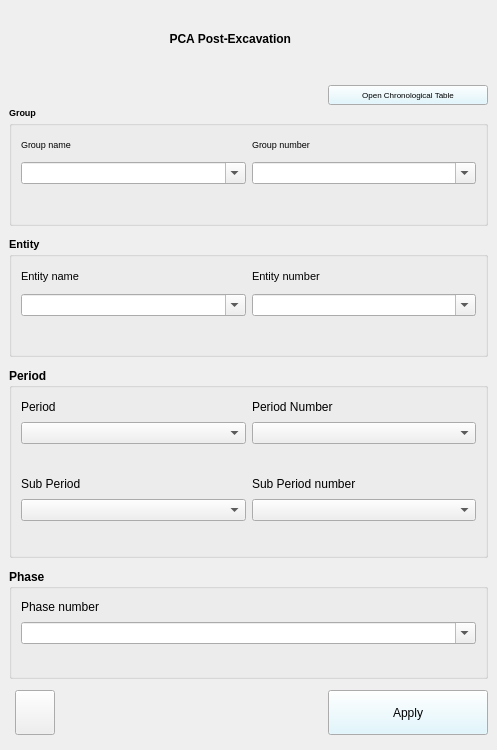
Old version of the form PCA_PostExcavation/PCA_post_excavation_dockwidget_base.ui in the repository PCA-Geodata/PCA-PostExcavation-QGIS-Plugin.
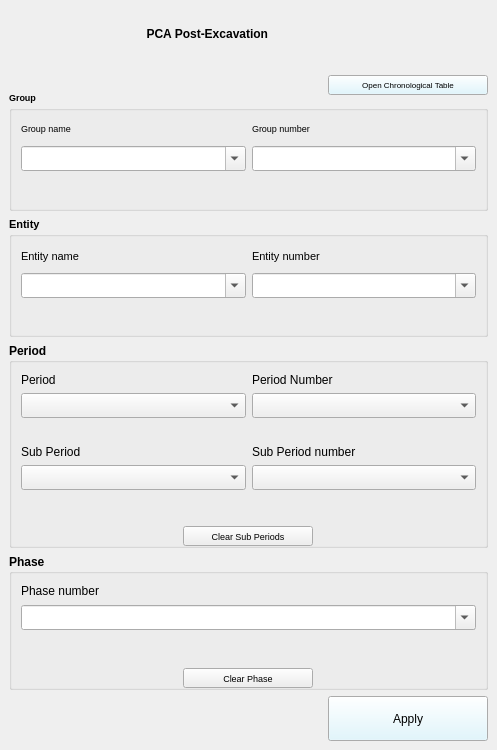
New version of the form. Icons and pictures are not drawn.

```diff
--- a/PCA_PostExcavation/PCA_post_excavation_dockwidget_base.ui
+++ b/PCA_PostExcavation/PCA_post_excavation_dockwidget_base.ui
@@ -10,7 +10,7 @@
     <x>0</x>
     <y>0</y>
     <width>497</width>
-    <height>750</height>
+    <height>772</height>
    </rect>
   </property>
   <property name="sizePolicy">
@@ -22,7 +22,7 @@
   <property name="minimumSize">
    <size>
     <width>497</width>
-    <height>600</height>
+    <height>718</height>
    </size>
   </property>
   <property name="maximumSize">
@@ -48,285 +48,20 @@
     <property name="sizeConstraint">
      <enum>QLayout::SetDefaultConstraint</enum>
     </property>
-    <item row="2" column="4">
-     <widget class="QPushButton" name="open_pdf_pushButton">
-      <property name="minimumSize">
+    <item row="7" column="2">
+     <spacer name="horizontalSpacer_3">
+      <property name="orientation">
+       <enum>Qt::Horizontal</enum>
+      </property>
+      <property name="sizeHint" stdset="0">
        <size>
-        <width>160</width>
+        <width>40</width>
         <height>20</height>
        </size>
       </property>
-      <property name="maximumSize">
-       <size>
-        <width>100000</width>
-        <height>0</height>
-       </size>
-      </property>
-      <property name="palette">
-       <palette>
-        <active>
-         <colorrole role="Button">
-          <brush brushstyle="SolidPattern">
-           <color alpha="255">
-            <red>217</red>
-            <green>246</green>
-            <blue>255</blue>
-           </color>
-          </brush>
-         </colorrole>
-        </active>
-        <inactive>
-         <colorrole role="Button">
-          <brush brushstyle="SolidPattern">
-           <color alpha="255">
-            <red>217</red>
-            <green>246</green>
-            <blue>255</blue>
-           </color>
-          </brush>
-         </colorrole>
-        </inactive>
-        <disabled>
-         <colorrole role="Button">
-          <brush brushstyle="SolidPattern">
-           <color alpha="255">
-            <red>217</red>
-            <green>246</green>
-            <blue>255</blue>
-           </color>
-          </brush>
-         </colorrole>
-        </disabled>
-       </palette>
-      </property>
-      <property name="font">
-       <font>
-        <pointsize>6</pointsize>
-        <weight>50</weight>
-        <bold>false</bold>
-       </font>
-      </property>
-      <property name="layoutDirection">
-       <enum>Qt::LeftToRight</enum>
-      </property>
-      <property name="autoFillBackground">
-       <bool>false</bool>
-      </property>
-      <property name="text">
-       <string>Open Chronological Table</string>
-      </property>
-     </widget>
+     </spacer>
     </item>
-    <item row="1" column="2">
-     <widget class="QLabel" name="label">
-      <property name="maximumSize">
-       <size>
-        <width>50</width>
-        <height>50</height>
-       </size>
-      </property>
-      <property name="text">
-       <string/>
-      </property>
-      <property name="pixmap">
-       <pixmap>icons/pca_logo_icon.png</pixmap>
-      </property>
-      <property name="scaledContents">
-       <bool>true</bool>
-      </property>
-     </widget>
-    </item>
-    <item row="4" column="0" colspan="5">
-     <widget class="QGroupBox" name="groupBox">
-      <property name="sizePolicy">
-       <sizepolicy hsizetype="Preferred" vsizetype="Minimum">
-        <horstretch>0</horstretch>
-        <verstretch>0</verstretch>
-       </sizepolicy>
-      </property>
-      <property name="maximumSize">
-       <size>
-        <width>16777215</width>
-        <height>120</height>
-       </size>
-      </property>
-      <property name="font">
-       <font>
-        <pointsize>8</pointsize>
-        <weight>75</weight>
-        <bold>true</bold>
-       </font>
-      </property>
-      <property name="title">
-       <string>Entity</string>
-      </property>
-      <layout class="QGridLayout" name="gridLayout_7">
-       <item row="1" column="1">
-        <widget class="QComboBox" name="entity_number_comboBox_2">
-         <property name="maximumSize">
-          <size>
-           <width>1241234</width>
-           <height>16777215</height>
-          </size>
-         </property>
-         <property name="font">
-          <font>
-           <pointsize>8</pointsize>
-           <weight>50</weight>
-           <bold>false</bold>
-          </font>
-         </property>
-         <property name="editable">
-          <bool>true</bool>
-         </property>
-        </widget>
-       </item>
-       <item row="2" column="0" colspan="2">
-        <widget class="QLabel" name="multientity_label">
-         <property name="font">
-          <font>
-           <pointsize>6</pointsize>
-           <weight>50</weight>
-           <italic>true</italic>
-           <bold>false</bold>
-          </font>
-         </property>
-         <property name="text">
-          <string/>
-         </property>
-         <property name="wordWrap">
-          <bool>true</bool>
-         </property>
-        </widget>
-       </item>
-       <item row="1" column="0">
-        <widget class="QComboBox" name="entity_name_comboBox_2">
-         <property name="font">
-          <font>
-           <pointsize>8</pointsize>
-           <weight>50</weight>
-           <bold>false</bold>
-          </font>
-         </property>
-         <property name="editable">
-          <bool>true</bool>
-         </property>
-         <property name="placeholderText">
-          <string/>
-         </property>
-        </widget>
-       </item>
-       <item row="0" column="1">
-        <widget class="QLabel" name="label_19">
-         <property name="font">
-          <font>
-           <pointsize>8</pointsize>
-           <weight>50</weight>
-           <bold>false</bold>
-          </font>
-         </property>
-         <property name="text">
-          <string>Entity number</string>
-         </property>
-        </widget>
-       </item>
-       <item row="0" column="0">
-        <widget class="QLabel" name="label_18">
-         <property name="font">
-          <font>
-           <pointsize>8</pointsize>
-           <weight>50</weight>
-           <bold>false</bold>
-          </font>
-         </property>
-         <property name="text">
-          <string>Entity name</string>
-         </property>
-        </widget>
-       </item>
-      </layout>
-     </widget>
-    </item>
-    <item row="7" column="4">
-     <widget class="QPushButton" name="apply_attribute_pushButton">
-      <property name="sizePolicy">
-       <sizepolicy hsizetype="Preferred" vsizetype="Fixed">
-        <horstretch>0</horstretch>
-        <verstretch>0</verstretch>
-       </sizepolicy>
-      </property>
-      <property name="minimumSize">
-       <size>
-        <width>130</width>
-        <height>45</height>
-       </size>
-      </property>
-      <property name="maximumSize">
-       <size>
-        <width>100000</width>
-        <height>45</height>
-       </size>
-      </property>
-      <property name="palette">
-       <palette>
-        <active>
-         <colorrole role="Button">
-          <brush brushstyle="SolidPattern">
-           <color alpha="255">
-            <red>217</red>
-            <green>246</green>
-            <blue>255</blue>
-           </color>
-          </brush>
-         </colorrole>
-        </active>
-        <inactive>
-         <colorrole role="Button">
-          <brush brushstyle="SolidPattern">
-           <color alpha="255">
-            <red>217</red>
-            <green>246</green>
-            <blue>255</blue>
-           </color>
-          </brush>
-         </colorrole>
-        </inactive>
-        <disabled>
-         <colorrole role="Button">
-          <brush brushstyle="SolidPattern">
-           <color alpha="255">
-            <red>217</red>
-            <green>246</green>
-            <blue>255</blue>
-           </color>
-          </brush>
-         </colorrole>
-        </disabled>
-       </palette>
-      </property>
-      <property name="font">
-       <font>
-        <pointsize>9</pointsize>
-       </font>
-      </property>
-      <property name="toolTip">
-       <string>To activate the Apply button, at least one feature must be selected.</string>
-      </property>
-      <property name="layoutDirection">
-       <enum>Qt::LeftToRight</enum>
-      </property>
-      <property name="autoFillBackground">
-       <bool>false</bool>
-      </property>
-      <property name="styleSheet">
-       <string notr="true"/>
-      </property>
-      <property name="text">
-       <string>Apply</string>
-      </property>
-     </widget>
-    </item>
-    <item row="5" column="0" colspan="5">
+    <item row="5" column="0" colspan="4">
      <widget class="QGroupBox" name="groupBox_2">
       <property name="sizePolicy">
        <sizepolicy hsizetype="Preferred" vsizetype="Minimum">
@@ -337,7 +72,7 @@
       <property name="maximumSize">
        <size>
         <width>16777215</width>
-        <height>190</height>
+        <height>205</height>
        </size>
       </property>
       <property name="font">
@@ -350,32 +85,6 @@
        <string>Period</string>
       </property>
       <layout class="QGridLayout" name="gridLayout_8">
-       <item row="4" column="0">
-        <widget class="QComboBox" name="sub_period_comboBox_2">
-         <property name="font">
-          <font>
-           <weight>50</weight>
-           <bold>false</bold>
-          </font>
-         </property>
-        </widget>
-       </item>
-       <item row="1" column="0">
-        <widget class="QComboBox" name="period_comboBox_2">
-         <property name="font">
-          <font>
-           <weight>50</weight>
-           <bold>false</bold>
-          </font>
-         </property>
-         <property name="editable">
-          <bool>false</bool>
-         </property>
-         <property name="placeholderText">
-          <string/>
-         </property>
-        </widget>
-       </item>
        <item row="3" column="1">
         <widget class="QLabel" name="label_24">
          <property name="font">
@@ -389,8 +98,62 @@
          </property>
         </widget>
        </item>
+       <item row="1" column="1">
+        <widget class="QComboBox" name="period_number_comboBox_2">
+         <property name="minimumSize">
+          <size>
+           <width>0</width>
+           <height>25</height>
+          </size>
+         </property>
+         <property name="maximumSize">
+          <size>
+           <width>16777215</width>
+           <height>16777215</height>
+          </size>
+         </property>
+         <property name="font">
+          <font>
+           <weight>50</weight>
+           <bold>false</bold>
+          </font>
+         </property>
+        </widget>
+       </item>
+       <item row="3" column="0">
+        <widget class="QLabel" name="label_23">
+         <property name="font">
+          <font>
+           <weight>50</weight>
+           <bold>false</bold>
+          </font>
+         </property>
+         <property name="text">
+          <string>Sub Period</string>
+         </property>
+        </widget>
+       </item>
+       <item row="0" column="1">
+        <widget class="QLabel" name="label_22">
+         <property name="font">
+          <font>
+           <weight>50</weight>
+           <bold>false</bold>
+          </font>
+         </property>
+         <property name="text">
+          <string>Period Number</string>
+         </property>
+        </widget>
+       </item>
        <item row="4" column="1">
         <widget class="QComboBox" name="subperiod_number_comboBox_2">
+         <property name="minimumSize">
+          <size>
+           <width>0</width>
+           <height>25</height>
+          </size>
+         </property>
          <property name="maximumSize">
           <size>
            <width>16777215</width>
@@ -423,16 +186,73 @@
          </property>
         </widget>
        </item>
-       <item row="0" column="1">
-        <widget class="QLabel" name="label_22">
+       <item row="10" column="0" colspan="2" alignment="Qt::AlignHCenter">
+        <widget class="QPushButton" name="clear_subperiod_pushButton">
+         <property name="minimumSize">
+          <size>
+           <width>130</width>
+           <height>20</height>
+          </size>
+         </property>
+         <property name="maximumSize">
+          <size>
+           <width>170</width>
+           <height>0</height>
+          </size>
+         </property>
          <property name="font">
           <font>
+           <pointsize>7</pointsize>
            <weight>50</weight>
            <bold>false</bold>
           </font>
          </property>
          <property name="text">
-          <string>Period Number</string>
+          <string>Clear Sub Periods</string>
+         </property>
+        </widget>
+       </item>
+       <item row="1" column="0">
+        <widget class="QComboBox" name="period_comboBox_2">
+         <property name="minimumSize">
+          <size>
+           <width>0</width>
+           <height>25</height>
+          </size>
+         </property>
+         <property name="font">
+          <font>
+           <weight>50</weight>
+           <bold>false</bold>
+          </font>
+         </property>
+         <property name="editable">
+          <bool>false</bool>
+         </property>
+         <property name="placeholderText">
+          <string/>
+         </property>
+        </widget>
+       </item>
+       <item row="4" column="0">
+        <widget class="QComboBox" name="sub_period_comboBox_2">
+         <property name="minimumSize">
+          <size>
+           <width>0</width>
+           <height>25</height>
+          </size>
+         </property>
+         <property name="font">
+          <font>
+           <weight>50</weight>
+           <bold>false</bold>
+          </font>
+         </property>
+         <property name="editable">
+          <bool>false</bool>
+         </property>
+         <property name="placeholderText">
+          <string/>
          </property>
         </widget>
        </item>
@@ -449,23 +269,7 @@
          </property>
         </widget>
        </item>
-       <item row="1" column="1">
-        <widget class="QComboBox" name="period_number_comboBox_2">
-         <property name="maximumSize">
-          <size>
-           <width>16777215</width>
-           <height>16777215</height>
-          </size>
-         </property>
-         <property name="font">
-          <font>
-           <weight>50</weight>
-           <bold>false</bold>
-          </font>
-         </property>
-        </widget>
-       </item>
-       <item row="5" column="0" colspan="2">
+       <item row="9" column="0" colspan="2">
         <widget class="QLabel" name="multisubperiod_label">
          <property name="font">
           <font>
@@ -483,37 +287,112 @@
          </property>
         </widget>
        </item>
-       <item row="3" column="0">
-        <widget class="QLabel" name="label_23">
-         <property name="font">
-          <font>
-           <weight>50</weight>
-           <bold>false</bold>
-          </font>
-         </property>
-         <property name="text">
-          <string>Sub Period</string>
-         </property>
-        </widget>
+       <item row="11" column="0">
+        <layout class="QHBoxLayout" name="horizontalLayout"/>
        </item>
       </layout>
      </widget>
     </item>
-    <item row="2" column="3">
-     <spacer name="horizontalSpacer">
-      <property name="orientation">
-       <enum>Qt::Horizontal</enum>
+    <item row="7" column="3">
+     <widget class="QPushButton" name="apply_attribute_pushButton">
+      <property name="sizePolicy">
+       <sizepolicy hsizetype="Preferred" vsizetype="Fixed">
+        <horstretch>0</horstretch>
+        <verstretch>0</verstretch>
+       </sizepolicy>
       </property>
-      <property name="sizeHint" stdset="0">
+      <property name="minimumSize">
        <size>
-        <width>40</width>
-        <height>20</height>
+        <width>130</width>
+        <height>45</height>
        </size>
       </property>
-     </spacer>
+      <property name="maximumSize">
+       <size>
+        <width>100000</width>
+        <height>45</height>
+       </size>
+      </property>
+      <property name="palette">
+       <palette>
+        <active>
+         <colorrole role="Button">
+          <brush brushstyle="SolidPattern">
+           <color alpha="255">
+            <red>217</red>
+            <green>246</green>
+            <blue>255</blue>
+           </color>
+          </brush>
+         </colorrole>
+        </active>
+        <inactive>
+         <colorrole role="Button">
+          <brush brushstyle="SolidPattern">
+           <color alpha="255">
+            <red>217</red>
+            <green>246</green>
+            <blue>255</blue>
+           </color>
+          </brush>
+         </colorrole>
+        </inactive>
+        <disabled>
+         <colorrole role="Button">
+          <brush brushstyle="SolidPattern">
+           <color alpha="255">
+            <red>217</red>
+            <green>246</green>
+            <blue>255</blue>
+           </color>
+          </brush>
+         </colorrole>
+        </disabled>
+       </palette>
+      </property>
+      <property name="font">
+       <font>
+        <pointsize>9</pointsize>
+       </font>
+      </property>
+      <property name="toolTip">
+       <string>To activate the Apply button, at least one feature must be selected.</string>
+      </property>
+      <property name="layoutDirection">
+       <enum>Qt::LeftToRight</enum>
+      </property>
+      <property name="autoFillBackground">
+       <bool>false</bool>
+      </property>
+      <property name="styleSheet">
+       <string notr="true"/>
+      </property>
+      <property name="text">
+       <string>Apply</string>
+      </property>
+     </widget>
     </item>
-    <item row="6" column="0" colspan="5">
-     <widget class="QGroupBox" name="groupBox_3">
+    <item row="1" column="3" alignment="Qt::AlignRight">
+     <widget class="QLabel" name="label_2">
+      <property name="maximumSize">
+       <size>
+        <width>50</width>
+        <height>50</height>
+       </size>
+      </property>
+      <property name="text">
+       <string/>
+      </property>
+      <property name="pixmap">
+       <pixmap>icons/pca_logo_icon.png</pixmap>
+      </property>
+      <property name="scaledContents">
+       <bool>true</bool>
+      </property>
+     </widget>
+    </item>
+    <item row="4" column="0" colspan="4">
+     <widget class="QGroupBox" name="groupBox">
       <property name="sizePolicy">
        <sizepolicy hsizetype="Preferred" vsizetype="Minimum">
         <horstretch>0</horstretch>
@@ -523,56 +402,48 @@
       <property name="maximumSize">
        <size>
         <width>16777215</width>
-        <height>110</height>
+        <height>120</height>
        </size>
       </property>
       <property name="font">
        <font>
+        <pointsize>8</pointsize>
         <weight>75</weight>
         <bold>true</bold>
        </font>
       </property>
       <property name="title">
-       <string>Phase</string>
+       <string>Entity</string>
       </property>
-      <layout class="QVBoxLayout" name="verticalLayout">
-       <item>
-        <widget class="QLabel" name="label_26">
-         <property name="font">
-          <font>
-           <weight>50</weight>
-           <bold>false</bold>
-          </font>
+      <layout class="QGridLayout" name="gridLayout_7">
+       <item row="1" column="1">
+        <widget class="QComboBox" name="entity_number_comboBox_2">
+         <property name="minimumSize">
+          <size>
+           <width>0</width>
+           <height>25</height>
+          </size>
          </property>
-         <property name="text">
-          <string>Phase number</string>
-         </property>
-        </widget>
-       </item>
-       <item>
-        <widget class="QComboBox" name="phase_comboBox_2">
          <property name="maximumSize">
           <size>
-           <width>13224213</width>
+           <width>1241234</width>
            <height>16777215</height>
           </size>
          </property>
          <property name="font">
           <font>
+           <pointsize>8</pointsize>
            <weight>50</weight>
            <bold>false</bold>
           </font>
          </property>
-         <property name="styleSheet">
-          <string notr="true"/>
-         </property>
          <property name="editable">
           <bool>true</bool>
          </property>
         </widget>
        </item>
-       <item>
-        <widget class="QLabel" name="multiphase_label">
+       <item row="2" column="0" colspan="2">
+        <widget class="QLabel" name="multientity_label">
          <property name="font">
           <font>
            <pointsize>6</pointsize>
@@ -589,10 +460,75 @@
          </property>
         </widget>
        </item>
+       <item row="1" column="0">
+        <widget class="QComboBox" name="entity_name_comboBox_2">
+         <property name="minimumSize">
+          <size>
+           <width>0</width>
+           <height>25</height>
+          </size>
+         </property>
+         <property name="font">
+          <font>
+           <pointsize>8</pointsize>
+           <weight>50</weight>
+           <bold>false</bold>
+          </font>
+         </property>
+         <property name="editable">
+          <bool>true</bool>
+         </property>
+         <property name="placeholderText">
+          <string/>
+         </property>
+        </widget>
+       </item>
+       <item row="0" column="1">
+        <widget class="QLabel" name="label_19">
+         <property name="font">
+          <font>
+           <pointsize>8</pointsize>
+           <weight>50</weight>
+           <bold>false</bold>
+          </font>
+         </property>
+         <property name="text">
+          <string>Entity number</string>
+         </property>
+        </widget>
+       </item>
+       <item row="0" column="0">
+        <widget class="QLabel" name="label_18">
+         <property name="font">
+          <font>
+           <pointsize>8</pointsize>
+           <weight>50</weight>
+           <bold>false</bold>
+          </font>
+         </property>
+         <property name="text">
+          <string>Entity name</string>
+         </property>
+        </widget>
+       </item>
       </layout>
      </widget>
     </item>
-    <item row="3" column="0" colspan="5">
+    <item row="1" column="2" alignment="Qt::AlignHCenter">
+     <widget class="QLabel" name="label_3">
+      <property name="font">
+       <font>
+        <pointsize>9</pointsize>
+        <weight>75</weight>
+        <bold>true</bold>
+       </font>
+      </property>
+      <property name="text">
+       <string>                    PCA Post-Excavation</string>
+      </property>
+     </widget>
+    </item>
+    <item row="3" column="0" colspan="4">
      <widget class="QGroupBox" name="Group_box_4">
       <property name="enabled">
        <bool>true</bool>
@@ -645,6 +581,12 @@
        </item>
        <item row="2" column="1">
         <widget class="QComboBox" name="group_number_comboBox_2">
+         <property name="minimumSize">
+          <size>
+           <width>0</width>
+           <height>25</height>
+          </size>
+         </property>
          <property name="maximumSize">
           <size>
            <width>12312312</width>
@@ -682,6 +624,12 @@
        </item>
        <item row="2" column="0">
         <widget class="QComboBox" name="group_name_comboBox_2">
+         <property name="minimumSize">
+          <size>
+           <width>0</width>
+           <height>25</height>
+          </size>
+         </property>
          <property name="font">
           <font>
            <pointsize>7</pointsize>
@@ -721,21 +669,77 @@
       </layout>
      </widget>
     </item>
-    <item row="7" column="3">
-     <spacer name="horizontalSpacer_3">
-      <property name="orientation">
-       <enum>Qt::Horizontal</enum>
-      </property>
-      <property name="sizeHint" stdset="0">
+    <item row="2" column="3">
+     <widget class="QPushButton" name="open_pdf_pushButton">
+      <property name="minimumSize">
        <size>
-        <width>40</width>
+        <width>160</width>
         <height>20</height>
        </size>
       </property>
-     </spacer>
+      <property name="maximumSize">
+       <size>
+        <width>100000</width>
+        <height>0</height>
+       </size>
+      </property>
+      <property name="palette">
+       <palette>
+        <active>
+         <colorrole role="Button">
+          <brush brushstyle="SolidPattern">
+           <color alpha="255">
+            <red>217</red>
+            <green>246</green>
+            <blue>255</blue>
+           </color>
+          </brush>
+         </colorrole>
+        </active>
+        <inactive>
+         <colorrole role="Button">
+          <brush brushstyle="SolidPattern">
+           <color alpha="255">
+            <red>217</red>
+            <green>246</green>
+            <blue>255</blue>
+           </color>
+          </brush>
+         </colorrole>
+        </inactive>
+        <disabled>
+         <colorrole role="Button">
+          <brush brushstyle="SolidPattern">
+           <color alpha="255">
+            <red>217</red>
+            <green>246</green>
+            <blue>255</blue>
+           </color>
+          </brush>
+         </colorrole>
+        </disabled>
+       </palette>
+      </property>
+      <property name="font">
+       <font>
+        <pointsize>6</pointsize>
+        <weight>50</weight>
+        <bold>false</bold>
+       </font>
+      </property>
+      <property name="layoutDirection">
+       <enum>Qt::LeftToRight</enum>
+      </property>
+      <property name="autoFillBackground">
+       <bool>false</bool>
+      </property>
+      <property name="text">
+       <string>Open Chronological Table</string>
+      </property>
+     </widget>
     </item>
-    <item row="1" column="4" alignment="Qt::AlignRight">
-     <widget class="QLabel" name="label_2">
+    <item row="1" column="1">
+     <widget class="QLabel" name="label">
       <property name="maximumSize">
        <size>
         <width>50</width>
@@ -753,41 +757,132 @@
       </property>
      </widget>
     </item>
-    <item row="1" column="3" alignment="Qt::AlignHCenter">
-     <widget class="QLabel" name="label_3">
+    <item row="2" column="2">
+     <spacer name="horizontalSpacer">
+      <property name="orientation">
+       <enum>Qt::Horizontal</enum>
+      </property>
+      <property name="sizeHint" stdset="0">
+       <size>
+        <width>40</width>
+        <height>20</height>
+       </size>
+      </property>
+     </spacer>
+    </item>
+    <item row="6" column="0" colspan="4">
+     <widget class="QGroupBox" name="groupBox_3">
+      <property name="sizePolicy">
+       <sizepolicy hsizetype="Preferred" vsizetype="Minimum">
+        <horstretch>0</horstretch>
+        <verstretch>0</verstretch>
+       </sizepolicy>
+      </property>
+      <property name="maximumSize">
+       <size>
+        <width>16777215</width>
+        <height>136</height>
+       </size>
+      </property>
       <property name="font">
        <font>
-        <pointsize>9</pointsize>
         <weight>75</weight>
         <bold>true</bold>
        </font>
       </property>
-      <property name="text">
-       <string>                    PCA Post-Excavation</string>
+      <property name="title">
+       <string>Phase</string>
       </property>
-     </widget>
-    </item>
-    <item row="7" column="1">
-     <widget class="QPushButton" name="backup_pushButton">
-      <property name="maximumSize">
-       <size>
-        <width>45</width>
-        <height>45</height>
-       </size>
-      </property>
-      <property name="text">
-       <string/>
-      </property>
-      <property name="icon">
-       <iconset>
-        <normaloff>icons/backup_icon.png</normaloff>icons/backup_icon.png</iconset>
-      </property>
-      <property name="iconSize">
-       <size>
-        <width>25</width>
-        <height>25</height>
-       </size>
-      </property>
+      <layout class="QVBoxLayout" name="verticalLayout">
+       <item>
+        <widget class="QLabel" name="label_26">
+         <property name="font">
+          <font>
+           <weight>50</weight>
+           <bold>false</bold>
+          </font>
+         </property>
+         <property name="text">
+          <string>Phase number</string>
+         </property>
+        </widget>
+       </item>
+       <item>
+        <widget class="QComboBox" name="phase_comboBox_2">
+         <property name="minimumSize">
+          <size>
+           <width>0</width>
+           <height>25</height>
+          </size>
+         </property>
+         <property name="maximumSize">
+          <size>
+           <width>13224213</width>
+           <height>16777215</height>
+          </size>
+         </property>
+         <property name="font">
+          <font>
+           <weight>50</weight>
+           <bold>false</bold>
+          </font>
+         </property>
+         <property name="styleSheet">
+          <string notr="true"/>
+         </property>
+         <property name="editable">
+          <bool>true</bool>
+         </property>
+        </widget>
+       </item>
+       <item>
+        <widget class="QLabel" name="multiphase_label">
+         <property name="font">
+          <font>
+           <pointsize>6</pointsize>
+           <weight>50</weight>
+           <italic>true</italic>
+           <bold>false</bold>
+          </font>
+         </property>
+         <property name="text">
+          <string/>
+         </property>
+         <property name="wordWrap">
+          <bool>true</bool>
+         </property>
+        </widget>
+       </item>
+       <item alignment="Qt::AlignHCenter">
+        <widget class="QPushButton" name="clear_phase_pushButton">
+         <property name="minimumSize">
+          <size>
+           <width>130</width>
+           <height>20</height>
+          </size>
+         </property>
+         <property name="maximumSize">
+          <size>
+           <width>170</width>
+           <height>0</height>
+          </size>
+         </property>
+         <property name="font">
+          <font>
+           <pointsize>7</pointsize>
+           <weight>50</weight>
+           <bold>false</bold>
+          </font>
+         </property>
+         <property name="text">
+          <string>Clear Phase</string>
+         </property>
+        </widget>
+       </item>
+       <item>
+        <layout class="QHBoxLayout" name="horizontalLayout_2"/>
+       </item>
+      </layout>
      </widget>
     </item>
    </layout>
```
